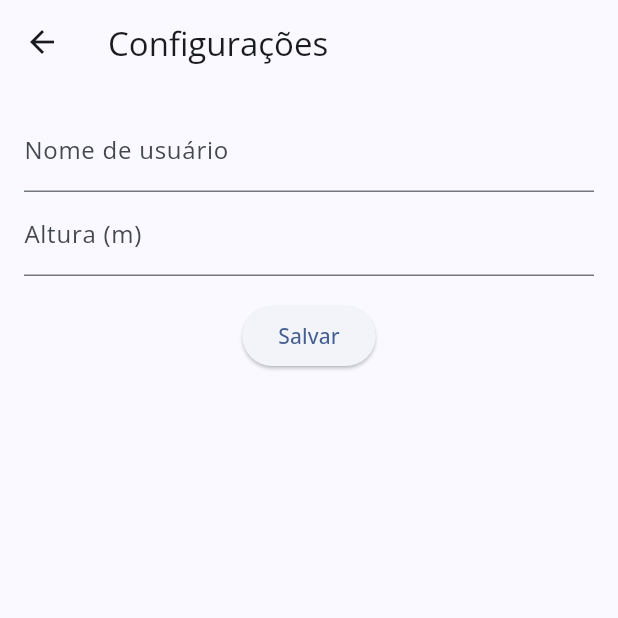
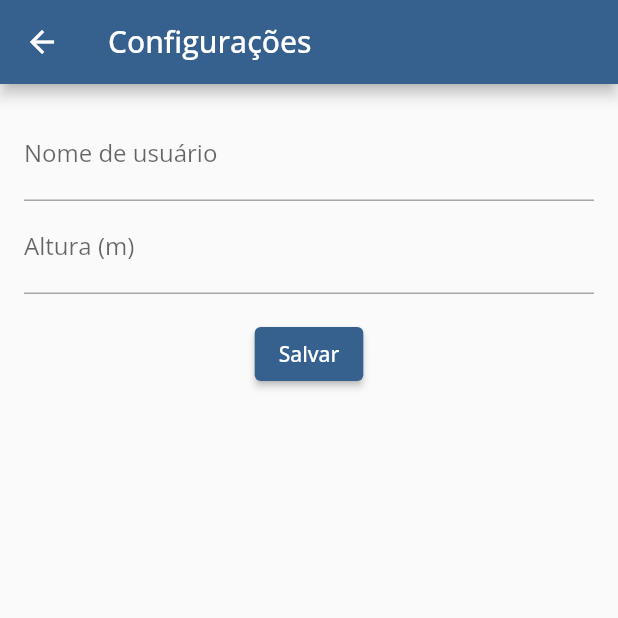
Before and after one commit to iugmali/imc_flutter, a Flutter app: the screen it shows after launch, in the side drawer, after a tap on "Configurações", on a phone screen of 412 x 824 dp, the top half of it. Run offline on Flutter 3.47's test engine with Material 2 defaults, Android fonts, the phone set to English and light mode, and no system bars; our stand-ins replace google_fonts, hive, shared_preferences; accounts and stored records are empty.

```diff
--- a/lib/my_app.dart
+++ b/lib/my_app.dart
@@ -13,8 +13,9 @@ class MyApp extends StatelessWidget {
       title: 'Calculadora IMC',
       theme: ThemeData(
         textTheme: GoogleFonts.openSansTextTheme(),
-        colorScheme: ColorScheme.fromSeed(seedColor: Colors.blueAccent),
-        useMaterial3: true,
+        // primarySwatch: Colors.orange,
+        colorScheme: ColorScheme.fromSeed(seedColor: Colors.blue),
+        // useMaterial3: true,
       ),
       home: const ImcPage(),
     );
```
